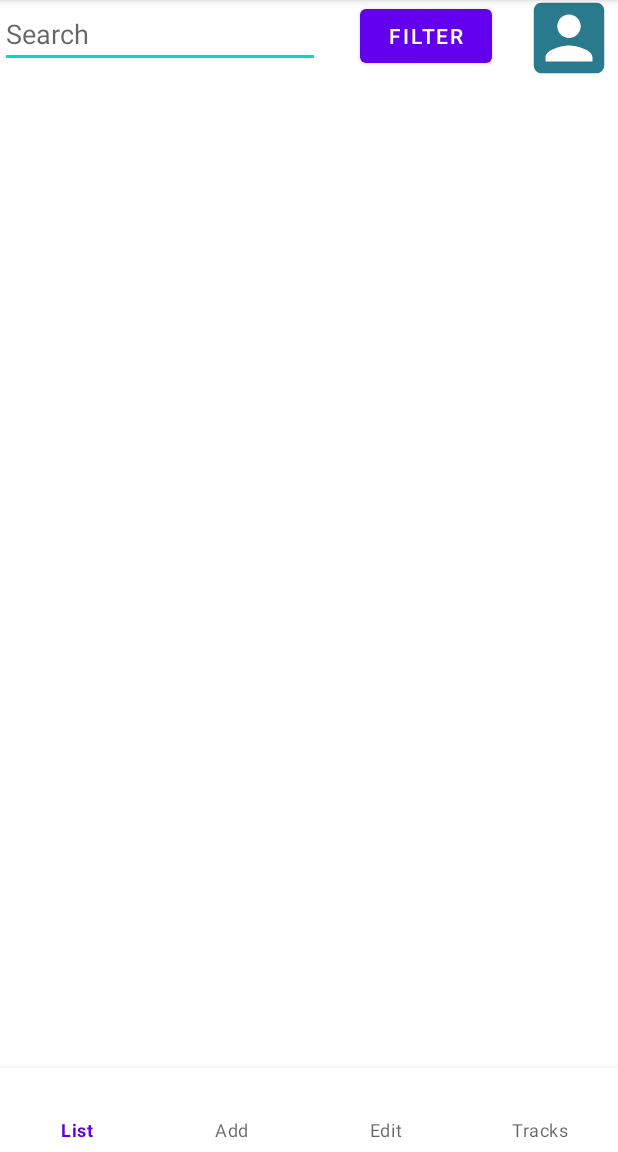
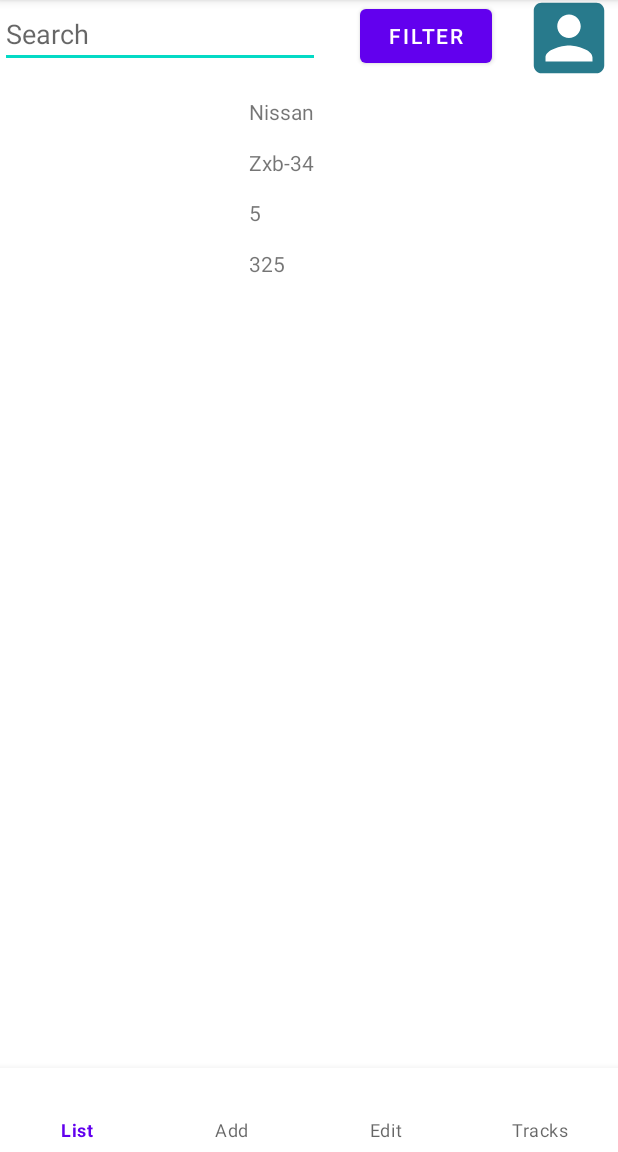
Before and after one commit to Lockdowned/Diary-Cars-Final, an Android app: the screen it shows after launch (MainActivity), on a phone screen of 412 x 824 dp, the part 84-1236 px from its top. Run offline under Robolectric (Android 15) with nearby library versions, the phone set to English and light mode, and no system bars; our stand-ins replace Dagger/Hilt's generated code, Room's generated code.

Commit message:
sample rv list cars

```diff
--- /dev/null
+++ b/app/src/main/java/com/example/finalprojectacad/adaptors/CarsListAdaptor.kt
@@ -0,0 +1,54 @@
+package com.example.finalprojectacad.adaptors
+
+import android.content.Context
+import android.view.LayoutInflater
+import android.view.ViewGroup
+import androidx.recyclerview.widget.DiffUtil
+import androidx.recyclerview.widget.ListAdapter
+import androidx.recyclerview.widget.RecyclerView
+import com.example.finalprojectacad.databinding.ItemRvListCarsBinding
+import com.example.finalprojectacad.db.entity.CarRoom
+import com.example.finalprojectacad.viewModel.CarViewModel
+import dagger.hilt.android.AndroidEntryPoint
+
+class CarsListAdaptor(
+    private val viewModel: CarViewModel
+): ListAdapter<CarRoom, CarsListAdaptor.CarsListHolder>(CarsComparator()) {
+
+    lateinit var context: Context
+
+    inner class CarsListHolder(private val carItemBinding: ItemRvListCarsBinding):
+            RecyclerView.ViewHolder(carItemBinding.root) {
+        fun bind(carItem: CarRoom) {
+            carItemBinding.apply {
+                textViewBrand.text = carItem.brandName
+                textViewModel.text = carItem.modelName
+                textViewYear.text = carItem.year.toString()
+                textViewMilleage.text = carItem.mileage.toString()
+            }
+        }
+    }
+
+    override fun onCreateViewHolder(parent: ViewGroup, viewType: Int): CarsListHolder {
+        context = parent.context
+        val layoutInflater = LayoutInflater.from(context)
+        val carItemBinding = ItemRvListCarsBinding.inflate(layoutInflater, parent, false)
+        return CarsListHolder(carItemBinding)
+    }
+
+    override fun onBindViewHolder(holder: CarsListHolder, position: Int) {
+        holder.bind(getItem(position))
+    }
+
+
+    class CarsComparator: DiffUtil.ItemCallback<CarRoom>(){
+        override fun areItemsTheSame(oldItem: CarRoom, newItem: CarRoom): Boolean {
+            return oldItem == newItem
+        }
+
+        override fun areContentsTheSame(oldItem: CarRoom, newItem: CarRoom): Boolean {
+            return oldItem.brandName == newItem.brandName
+        }
+    }
+
+}
--- a/app/src/main/java/com/example/finalprojectacad/ui/db/AppLocalDatabase.kt
+++ b/app/src/main/java/com/example/finalprojectacad/db/AppLocalDatabase.kt
@@ -1,8 +1,10 @@
-package com.example.finalprojectacad.ui.db
+package com.example.finalprojectacad.db
 
 import androidx.room.Database
 import androidx.room.RoomDatabase
-import com.example.finalprojectacad.ui.db.entity.*
+import com.example.finalprojectacad.db.dao.CarDao
+import com.example.finalprojectacad.db.dao.RouteDao
+import com.example.finalprojectacad.db.entity.*
 
 @Database(
     entities = [BrandRoom::class, CarRoom::class, ModelRoom::class,
@@ -10,4 +12,7 @@ import com.example.finalprojectacad.ui.db.entity.*
     version = 1,
     exportSchema = false)
 abstract class AppLocalDatabase: RoomDatabase() {
+
+    abstract fun  carDao(): CarDao
+    abstract fun routeDao(): RouteDao
 }
--- a/app/src/main/java/com/example/finalprojectacad/ui/db/entity/BrandRoom.kt
+++ b/app/src/main/java/com/example/finalprojectacad/db/entity/BrandRoom.kt
@@ -1,4 +1,4 @@
-package com.example.finalprojectacad.ui.db.entity
+package com.example.finalprojectacad.db.entity
 
 import androidx.room.ColumnInfo
 import androidx.room.Entity
--- a/app/src/main/java/com/example/finalprojectacad/ui/db/entity/CarRoom.kt
+++ b/app/src/main/java/com/example/finalprojectacad/db/entity/CarRoom.kt
@@ -1,4 +1,4 @@
-package com.example.finalprojectacad.ui.db.entity
+package com.example.finalprojectacad.db.entity
 
 import androidx.room.ColumnInfo
 import androidx.room.Entity
@@ -6,9 +6,9 @@ import androidx.room.PrimaryKey
 
 @Entity(tableName = "car_table")
 data class CarRoom(
-    @ColumnInfo(name = "brand_id") var brandId: Int = 0,
-    @ColumnInfo(name = "model_Id") var modelId: Long = 0,
-    @ColumnInfo(name = "transmission_id") var transmissionId: Int = 0,
+    @ColumnInfo(name = "brand_name") var brandName: String = "",
+    @ColumnInfo(name = "model_name") var modelName: String = "",
+    @ColumnInfo(name = "transmission_name") var transmissionName: String = "",
     var engine: String = "",
     var year: Int = 0,
     var mileage: Int = 0,
--- a/app/src/main/java/com/example/finalprojectacad/ui/db/entity/ModelRoom.kt
+++ b/app/src/main/java/com/example/finalprojectacad/db/entity/ModelRoom.kt
@@ -1,4 +1,4 @@
-package com.example.finalprojectacad.ui.db.entity
+package com.example.finalprojectacad.db.entity
 
 import androidx.room.ColumnInfo
 import androidx.room.Entity
--- a/app/src/main/java/com/example/finalprojectacad/ui/db/entity/PointRouteRoom.kt
+++ b/app/src/main/java/com/example/finalprojectacad/db/entity/PointRouteRoom.kt
@@ -1,4 +1,4 @@
-package com.example.finalprojectacad.ui.db.entity
+package com.example.finalprojectacad.db.entity
 
 import androidx.room.ColumnInfo
 import androidx.room.Entity
--- a/app/src/main/java/com/example/finalprojectacad/ui/db/entity/RouteRoom.kt
+++ b/app/src/main/java/com/example/finalprojectacad/db/entity/RouteRoom.kt
@@ -1,4 +1,4 @@
-package com.example.finalprojectacad.ui.db.entity
+package com.example.finalprojectacad.db.entity
 
 import androidx.room.ColumnInfo
 import androidx.room.Entity
--- a/app/src/main/java/com/example/finalprojectacad/ui/db/entity/TransmissionRoom.kt
+++ b/app/src/main/java/com/example/finalprojectacad/db/entity/TransmissionRoom.kt
@@ -1,4 +1,4 @@
-package com.example.finalprojectacad.ui.db.entity
+package com.example.finalprojectacad.db.entity
 
 import androidx.room.ColumnInfo
 import androidx.room.Entity
--- a/app/src/main/java/com/example/finalprojectacad/ui/db/entity/relations/CarWithRoutes.kt
+++ b/app/src/main/java/com/example/finalprojectacad/db/entity/relations/CarWithRoutes.kt
@@ -1,9 +1,9 @@
-package com.example.finalprojectacad.ui.db.entity.relations
+package com.example.finalprojectacad.db.entity.relations
 
 import androidx.room.Embedded
 import androidx.room.Relation
-import com.example.finalprojectacad.ui.db.entity.CarRoom
-import com.example.finalprojectacad.ui.db.entity.RouteRoom
+import com.example.finalprojectacad.db.entity.CarRoom
+import com.example.finalprojectacad.db.entity.RouteRoom
 
 data class CarWithRoutes(
     @Embedded
--- a/app/src/main/java/com/example/finalprojectacad/di/AppModule.kt
+++ b/app/src/main/java/com/example/finalprojectacad/di/AppModule.kt
@@ -1,15 +1,23 @@
 package com.example.finalprojectacad.di
 
 import android.content.Context
+import androidx.room.CoroutinesRoom
 import androidx.room.Room
 import androidx.room.RoomDatabase
+import androidx.sqlite.db.SupportSQLiteDatabase
 import com.example.finalprojectacad.other.Constants.LOCAL_DATABASE_NAME
-import com.example.finalprojectacad.ui.db.AppLocalDatabase
+import com.example.finalprojectacad.db.AppLocalDatabase
+import com.example.finalprojectacad.db.dao.CarDao
+import com.example.finalprojectacad.db.entity.BrandRoom
+import com.example.finalprojectacad.other.utilities.PopulateDatabase
 import dagger.Module
 import dagger.Provides
 import dagger.hilt.InstallIn
 import dagger.hilt.android.qualifiers.ApplicationContext
 import dagger.hilt.components.SingletonComponent
+import kotlinx.coroutines.*
+import javax.inject.Inject
+import javax.inject.Provider
 import javax.inject.Singleton
 
 @Module
@@ -19,11 +27,41 @@ object AppModule {
     @Singleton
     @Provides
     fun provideLocalDatabase(
-        @ApplicationContext appContext: Context
-    ) = Room.databaseBuilder(
-        appContext,
-        AppLocalDatabase::class.java,
-        LOCAL_DATABASE_NAME
-    ).build() //return adn provide AppLocalDatabase
+        @ApplicationContext appContext: Context,
+        carDaoProvider: Provider<CarDao> // how we can get dao provider before than we create db
+    ) = synchronized(this){ // i almost sure that is scope need sinhronize(yes, but how is actually work)
+        Room.databaseBuilder(
+            appContext,
+            AppLocalDatabase::class.java,
+            LOCAL_DATABASE_NAME
+        ).addCallback(
+            object : RoomDatabase.Callback() {
+                override fun onCreate(db: SupportSQLiteDatabase) {
+                    super.onCreate(db)
+                    //initialize database first time
+                    CoroutineScope(SupervisorJob()).launch {
+                        PopulateDatabase().insertDB(carDaoProvider.get())
+                    }
+                }
+            }
+        )
+            .build()
+    } //return an provide AppLocalDatabase
+
+    private val localDatabaseCallback = object: RoomDatabase.Callback() {
+        override fun onCreate(db: SupportSQLiteDatabase) {
+            super.onCreate(db)
+
+
+        }
+    }
+
+    @Singleton
+    @Provides
+    fun provideCarDao(db: AppLocalDatabase): CarDao {
+        return  db.carDao()
+    }
+
+
 
 }
--- /dev/null
+++ b/app/src/main/java/com/example/finalprojectacad/other/utilities/PopulateDatabase.kt
@@ -0,0 +1,101 @@
+package com.example.finalprojectacad.other.utilities
+
+import com.example.finalprojectacad.db.dao.CarDao
+import com.example.finalprojectacad.db.entity.BrandRoom
+import com.example.finalprojectacad.db.entity.CarRoom
+
+class PopulateDatabase() {
+
+    suspend fun insertDB(carDao: CarDao) {
+        brandList.forEach {
+            carDao.insertBrand(it)
+        }
+        carsList.forEach {
+            carDao.insertCar(it)
+        }
+    }
+
+
+    val brandList = listOf<BrandRoom>(
+        BrandRoom("Abarth"),
+        BrandRoom("Alfa Romeo"),
+        BrandRoom("Aston Martin"),
+        BrandRoom("Audi"),
+        BrandRoom("Bentley"),
+        BrandRoom("BMW"),
+        BrandRoom("Bugatti"),
+        BrandRoom("Cadillac"),
+        BrandRoom("Chevrolet"),
+        BrandRoom("Chrysler"),
+        BrandRoom("Citroen"),
+        BrandRoom("Dacia"),
+        BrandRoom("Daewoo"),
+        BrandRoom("Daihatsu"),
+        BrandRoom("Dodge"),
+        BrandRoom("Donkervoort"),
+        BrandRoom("DS"),
+        BrandRoom("Ferrari"),
+        BrandRoom("Fiat"),
+        BrandRoom("Fisker"),
+        BrandRoom("Ford"),
+        BrandRoom("Honda"),
+        BrandRoom("Hummer"),
+        BrandRoom("Hyundai"),
+        BrandRoom("Infiniti"),
+        BrandRoom("Iveco"),
+        BrandRoom("Jaguar"),
+        BrandRoom("Jeep"),
+        BrandRoom("Kia"),
+        BrandRoom("KTM"),
+        BrandRoom("Lada"),
+        BrandRoom("Lamborghini"),
+        BrandRoom("Lancia"),
+        BrandRoom("Land Rover"),
+        BrandRoom("Landwind"),
+        BrandRoom("Lexus"),
+        BrandRoom("Lotus"),
+        BrandRoom("Maserati"),
+        BrandRoom("Maybach"),
+        BrandRoom("Mazda"),
+        BrandRoom("McLaren"),
+        BrandRoom("Mercedes-Benz"),
+        BrandRoom("MG"),
+        BrandRoom("Mini"),
+        BrandRoom("Mitsubishi"),
+        BrandRoom("Morgan"),
+        BrandRoom("Nissan"),
+        BrandRoom("Opel"),
+        BrandRoom("Peugeot"),
+        BrandRoom("Porsche"),
+        BrandRoom("Renault"),
+        BrandRoom("Rolls-Royce"),
+        BrandRoom("Rover"),
+        BrandRoom("Saab"),
+        BrandRoom("Seat"),
+        BrandRoom("Skoda"),
+        BrandRoom("Smart"),
+        BrandRoom("SsangYong"),
+        BrandRoom("Subaru"),
+        BrandRoom("Suzuki"),
+        BrandRoom("Tesla"),
+        BrandRoom("Toyota"),
+        BrandRoom("Volkswagen"),
+        BrandRoom("Volvo"),
+    )
+
+    val carsList = listOf<CarRoom>(
+        CarRoom(
+            "Nissan",
+            "Zxb-34",
+            "stick",
+            "3Litres",
+            year = 5,
+            mileage = 325
+        )
+    )
+
+
+
+
+
+}
--- /dev/null
+++ b/app/src/main/java/com/example/finalprojectacad/repositories/MainRepository.kt
@@ -0,0 +1,49 @@
+package com.example.finalprojectacad.repositories
+
+import com.example.finalprojectacad.db.dao.CarDao
+import com.example.finalprojectacad.db.entity.BrandRoom
+import com.example.finalprojectacad.db.entity.CarRoom
+import com.example.finalprojectacad.db.entity.ModelRoom
+import com.example.finalprojectacad.db.entity.TransmissionRoom
+import javax.inject.Inject
+
+class MainRepository
+@Inject constructor(
+    private val carDao: CarDao
+){
+
+    suspend fun insertCar(car: CarRoom) {
+        carDao.insertCar(car)
+    }
+
+    suspend fun insertBrand(brand: BrandRoom) {
+        carDao.insertBrand(brand)
+    }
+
+    suspend fun insertModel(model: ModelRoom) {
+        carDao.insertModel(model)
+    }
+
+    suspend fun insertTransmission(transmission: TransmissionRoom) {
+        carDao.insertTransmission(transmission)
+    }
+
+    fun getAllCars() = carDao.getAllCars()
+
+    fun getAllBrands() = carDao.getAllBrands()
+
+    fun getAllModels() = carDao.getAllModels()
+
+    fun getModelsByBrand(brandId: Int) = carDao.getModelsByBrand(brandId)
+
+    fun getAllTransmissions() = carDao.getAllTransmissions()
+
+    suspend fun updateCar(car: CarRoom) {
+        carDao.updateCar(car)
+    }
+
+    suspend fun deleteCar(car: CarRoom) {
+        carDao.deleteCar(car)
+    }
+
+}
--- a/app/src/main/java/com/example/finalprojectacad/ui/activity/MainActivity.kt
+++ b/app/src/main/java/com/example/finalprojectacad/ui/activity/MainActivity.kt
@@ -2,11 +2,18 @@ package com.example.finalprojectacad.ui.activity
 
 import androidx.appcompat.app.AppCompatActivity
 import android.os.Bundle
+import androidx.activity.viewModels
+import androidx.fragment.app.activityViewModels
 import com.example.finalprojectacad.R
+import com.example.finalprojectacad.viewModel.CarViewModel
+import dagger.hilt.android.AndroidEntryPoint
 
+@AndroidEntryPoint
 class MainActivity : AppCompatActivity() {
+
     override fun onCreate(savedInstanceState: Bundle?) {
         super.onCreate(savedInstanceState)
         setContentView(R.layout.activity_main)
+
     }
 }
--- a/app/src/main/java/com/example/finalprojectacad/ui/fragments/ListCarsFragment.kt
+++ b/app/src/main/java/com/example/finalprojectacad/ui/fragments/ListCarsFragment.kt
@@ -2,36 +2,75 @@ package com.example.finalprojectacad.ui.fragments
 
 import android.content.Intent
 import android.os.Bundle
+import android.util.Log
 import androidx.fragment.app.Fragment
 import android.view.LayoutInflater
 import android.view.View
 import android.view.ViewGroup
 import android.widget.Button
+import androidx.fragment.app.activityViewModels
+import androidx.fragment.app.viewModels
+import androidx.lifecycle.Observer
 import androidx.navigation.Navigation
+import androidx.recyclerview.widget.LinearLayoutManager
 import com.example.finalprojectacad.R
+import com.example.finalprojectacad.adaptors.CarsListAdaptor
+import com.example.finalprojectacad.databinding.FragmentListCarsBinding
+import com.example.finalprojectacad.viewModel.CarViewModel
 import com.google.android.material.bottomnavigation.BottomNavigationView
+import dagger.hilt.android.AndroidEntryPoint
+import dagger.hilt.android.qualifiers.ApplicationContext
+import kotlinx.coroutines.*
 
-class ListCarsFragment : Fragment(R.layout.fragment_list_cars) {
+@AndroidEntryPoint
+class ListCarsFragment : Fragment() {
+
+    private val TAG = "ListCarsFragment"
+
+    private val viewModel: CarViewModel by activityViewModels()
+
+    private lateinit var binding: FragmentListCarsBinding
+
+    var carsListAdaptor: CarsListAdaptor? = null
 
     override fun onCreateView(
         inflater: LayoutInflater,
         container: ViewGroup?,
         savedInstanceState: Bundle?
-    ): View? {
-        return super.onCreateView(inflater, container, savedInstanceState)
+    ): View {
+        binding = FragmentListCarsBinding.inflate(layoutInflater, container, false)
+        return binding.root
     }
 
     override fun onViewCreated(view: View, savedInstanceState: Bundle?) {
         super.onViewCreated(view, savedInstanceState)
 
-        val navBar = requireActivity().findViewById<BottomNavigationView>(R.id.bottomNavigationBar)
-        navBar.visibility = View.VISIBLE
+        if (carsListAdaptor == null){
+            carsListAdaptor = CarsListAdaptor(viewModel)
+        }
 
-        val navig = Navigation.findNavController(view)
-        val find = view.findViewById<Button>(R.id.buttonFilter)
-        find.setOnClickListener {
-            val navigation = navig.navigate(R.id.action_listCarsFragment_to_registrationFragment)
+
+
+        binding.apply {
+            val navBar = requireActivity().findViewById<BottomNavigationView>(R.id.bottomNavigationBar)
+            navBar.visibility = View.VISIBLE
+
+            val navig = Navigation.findNavController(view)
+            imageButton.setOnClickListener {
+                val navigation = navig.navigate(R.id.action_listCarsFragment_to_registrationFragment)
+            }
+
+            rvListCars.adapter = carsListAdaptor
+            rvListCars.layoutManager = LinearLayoutManager(context)
         }
+
+        viewModel.getAllCars.observe(
+            viewLifecycleOwner, Observer {
+                carsListAdaptor?.submitList(it)
+            }
+        )
+
+
 
     }
 
--- /dev/null
+++ b/app/src/main/java/com/example/finalprojectacad/viewModel/CarViewModel.kt
@@ -0,0 +1,26 @@
+package com.example.finalprojectacad.viewModel
+
+import androidx.lifecycle.LiveData
+import androidx.lifecycle.ViewModel
+import androidx.lifecycle.asLiveData
+import com.example.finalprojectacad.db.entity.BrandRoom
+import com.example.finalprojectacad.db.entity.CarRoom
+import com.example.finalprojectacad.db.entity.ModelRoom
+import com.example.finalprojectacad.repositories.MainRepository
+import dagger.hilt.android.lifecycle.HiltViewModel
+import javax.inject.Inject
+
+@HiltViewModel
+class CarViewModel
+@Inject constructor(
+    private val mainRepository: MainRepository
+): ViewModel(){
+
+    val getAllCars: LiveData<List<CarRoom>> = mainRepository.getAllCars().asLiveData()
+    val allBrands: LiveData<List<BrandRoom>> = mainRepository.getAllBrands().asLiveData()
+    val allModels: LiveData<List<ModelRoom>> = mainRepository.getAllModels().asLiveData()
+    fun getModelsByBrand(brandId: Int) = mainRepository.getModelsByBrand(brandId).asLiveData()
+
+
+
+}
--- a/app/src/main/res/layout/fragment_list_cars.xml
+++ b/app/src/main/res/layout/fragment_list_cars.xml
@@ -43,6 +43,7 @@
         app:layout_constraintTop_toTopOf="parent" />
 
     <androidx.recyclerview.widget.RecyclerView
+        android:id="@+id/rvListCars"
         android:layout_width="fill_parent"
         android:layout_height="0dp"
         app:layout_constraintBottom_toBottomOf="parent"
--- a/app/src/main/res/layout/item_rv_list_cars.xml
+++ b/app/src/main/res/layout/item_rv_list_cars.xml
@@ -6,57 +6,58 @@
     android:layout_height="wrap_content">
 
     <ImageView
-        android:id="@+id/imageView2"
+        android:id="@+id/imageViewCar"
         android:layout_width="150dp"
         android:layout_height="150dp"
         android:layout_marginStart="8dp"
+        app:layout_constraintBottom_toBottomOf="parent"
         app:layout_constraintStart_toStartOf="parent"
         app:layout_constraintTop_toTopOf="parent"
         tools:srcCompat="@tools:sample/backgrounds/scenic" />
 
     <TextView
-        android:id="@+id/textView2"
+        android:id="@+id/textViewBrand"
         android:layout_width="0dp"
         android:layout_height="wrap_content"
         android:layout_marginStart="8dp"
         android:layout_marginEnd="8dp"
         android:text="Brand"
         android:maxLines="1"
-        app:layout_constraintBottom_toTopOf="@+id/textView4"
+        app:layout_constraintBottom_toTopOf="@+id/textViewModel"
         app:layout_constraintEnd_toEndOf="parent"
-        app:layout_constraintStart_toEndOf="@+id/imageView2"
+        app:layout_constraintStart_toEndOf="@+id/imageViewCar"
         app:layout_constraintTop_toTopOf="parent" />
 
     <TextView
-        android:id="@+id/textView3"
+        android:id="@+id/textViewMilleage"
         android:layout_width="0dp"
         android:layout_height="wrap_content"
         android:text="Mileage"
         android:maxLines="1"
         app:layout_constraintBottom_toBottomOf="parent"
-        app:layout_constraintEnd_toEndOf="@+id/textView5"
-        app:layout_constraintStart_toStartOf="@+id/textView5"
-        app:layout_constraintTop_toBottomOf="@+id/textView5" />
+        app:layout_constraintEnd_toEndOf="@+id/textViewYear"
+        app:layout_constraintStart_toStartOf="@+id/textViewYear"
+        app:layout_constraintTop_toBottomOf="@+id/textViewYear" />
 
     <TextView
-        android:id="@+id/textView4"
+        android:id="@+id/textViewModel"
         android:layout_width="0dp"
         android:layout_height="wrap_content"
         android:text="Model"
         android:maxLines="1"
-        app:layout_constraintBottom_toTopOf="@+id/textView5"
-        app:layout_constraintEnd_toEndOf="@+id/textView2"
-        app:layout_constraintStart_toStartOf="@+id/textView2"
-        app:layout_constraintTop_toBottomOf="@+id/textView2" />
+        app:layout_constraintBottom_toTopOf="@+id/textViewYear"
+        app:layout_constraintEnd_toEndOf="@+id/textViewBrand"
+        app:layout_constraintStart_toStartOf="@+id/textViewBrand"
+        app:layout_constraintTop_toBottomOf="@+id/textViewBrand" />
 
     <TextView
-        android:id="@+id/textView5"
+        android:id="@+id/textViewYear"
         android:layout_width="0dp"
         android:layout_height="wrap_content"
         android:text="Year"
         android:maxLines="1"
-        app:layout_constraintBottom_toTopOf="@+id/textView3"
-        app:layout_constraintEnd_toEndOf="@+id/textView4"
-        app:layout_constraintStart_toStartOf="@+id/textView4"
-        app:layout_constraintTop_toBottomOf="@+id/textView4" />
+        app:layout_constraintBottom_toTopOf="@+id/textViewMilleage"
+        app:layout_constraintEnd_toEndOf="@+id/textViewModel"
+        app:layout_constraintStart_toStartOf="@+id/textViewModel"
+        app:layout_constraintTop_toBottomOf="@+id/textViewModel" />
 </androidx.constraintlayout.widget.ConstraintLayout>
```
Also changed, not shown: app/src/main/java/com/example/finalprojectacad/db/dao/CarDao.kt (renamed from app/src/main/java/com/example/finalprojectacad/ui/db/dao/CarDao.kt, +5 -5 lines), app/src/main/java/com/example/finalprojectacad/db/dao/RouteDao.kt (renamed from app/src/main/java/com/example/finalprojectacad/ui/db/dao/RouteDao.kt, +4 -4 lines).
